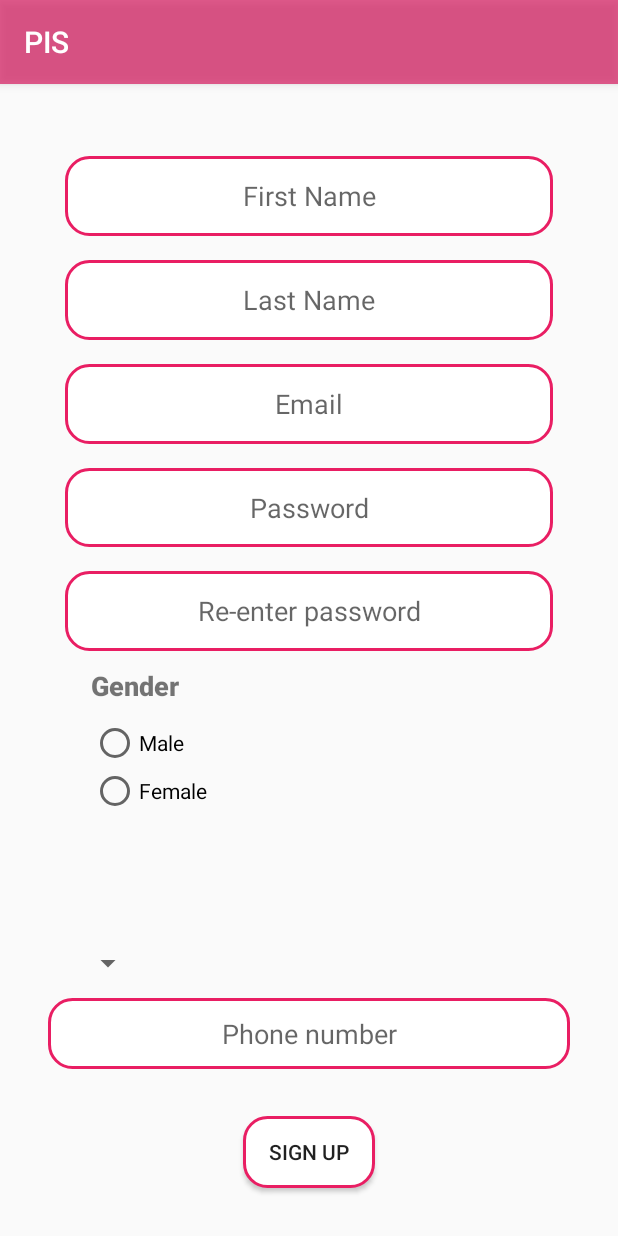
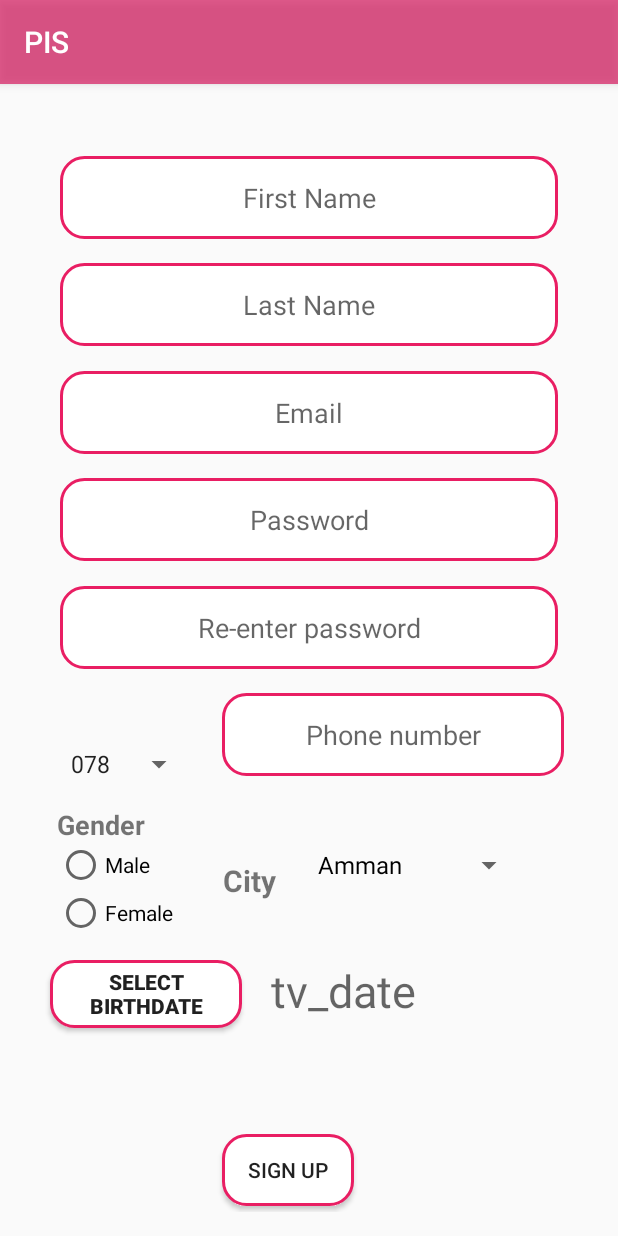
Before and after one commit to hamzahijazi98/PIS, an Android app: the screen it shows after launch (SignUp), after a tap on "SIGN UP", on a phone screen of 412 x 824 dp. Run offline under Robolectric (Android 15) with nearby library versions, the phone set to English and light mode, and no system bars; our stand-ins replace Firebase (no records; nobody signed in at launch, a user with empty details on screens opened directly).

Commit message:
yousef sign up
valid check  2/19 5:15

```diff
--- a/app/src/main/java/com/uni/pis/SignUp.kt
+++ b/app/src/main/java/com/uni/pis/SignUp.kt
@@ -1,51 +1,85 @@
 package com.uni.pis
-
-import android.content.Intent
+import android.app.DatePickerDialog
 import androidx.appcompat.app.AppCompatActivity
 import android.os.Bundle
 import android.widget.*
-import com.google.firebase.auth.FirebaseAuth
-import com.uni.pis.ui.login.LoginActivity
-import androidx.core.app.ComponentActivity
-import androidx.core.app.ComponentActivity.ExtraData
-import androidx.core.content.ContextCompat.getSystemService
-import android.icu.lang.UCharacter.GraphemeClusterBreak.T
 import android.text.TextUtils
 import android.view.View
 import kotlinx.android.synthetic.main.activity_sign_up.*
+import java.util.*
 
 
 class SignUp : AppCompatActivity() {
     private val phone_domain= arrayOf("078","077","079")
+    private val cities= arrayOf("Amman","Az Zarqa","Irbid","Al Karak","Jerash","Ajloun","Ma'an","Tafilah","Madaba","Aqaba","Balqa","Mafraq")
+    //var mFirebaseAuth = FirebaseAuth.getInstance()
 
-    //var mFirebaseAuth = FirebaseAuth.getInstance()
+
     override fun onCreate(savedInstanceState: Bundle?) {
         super.onCreate(savedInstanceState)
         setContentView(R.layout.activity_sign_up)
 
-        /*val username = findViewById<EditText>(R.id.Email)
+
+
+
+        /*Hamzeh
+        val username = findViewById<EditText>(R.id.Email)
         val password = findViewById<EditText>(R.id.password)
         val signup = findViewById<Button>(R.id.signup)
         val loading = findViewById<ProgressBar>(R.id.loading)*/
 
-        //yousef
-        val password = findViewById<EditText>(R.id.password)
-        val comfim_password=findViewById<EditText>(R.id.password1)
-        val fname=findViewById<EditText>(R.id.et_firstname)
-        val lname=findViewById<EditText>(R.id.et_lastname)
-        var phoneno:String
-        var gender:String
+        //Birthdate (yousef )
+        val cal=Calendar.getInstance()
+        val year=cal.get(Calendar.YEAR)
+        val month=cal.get(Calendar.MONTH)
+        val day=cal.get(Calendar.DAY_OF_MONTH )
+
+        //button birth date birthdate
+        btn_birthdate.setOnClickListener{
+            val date_of_birth= DatePickerDialog(this,
+                DatePickerDialog.OnDateSetListener { view, year, month, dayOfMonth ->
+                    tv_date.text=(" "+dayOfMonth+" "+month+" "+ year )  },year,month,day)
+            date_of_birth.show()}
 
 
-        val myAdapterView=ArrayAdapter<String>(this,android.R.layout.simple_spinner_item,phone_domain)
-        spinner_phone.adapter=myAdapterView
+
+        val phone_adapter=ArrayAdapter<String>(this,android.R.layout.simple_spinner_item,phone_domain)
+        spinner_phone.adapter=phone_adapter
+
+        // city code
+        var city=""
+        val city_adapter=ArrayAdapter<String>(this,android.R.layout.simple_spinner_dropdown_item,cities)
+        spinner_city.adapter=city_adapter
+
+        spinner_city.onItemSelectedListener=object:AdapterView.OnItemSelectedListener
+        {
+
+            override fun onItemSelected(parent: AdapterView<*>?, view: View?, position: Int, id: Long) {
+                city=cities[position]
+            }
+
+            override fun onNothingSelected(parent: AdapterView<*>?) {
+
+            }
+        }
+
+
+
+        //yousef
 
 
 
 
+        val first_name:String
+        val lastname:String
+        val email:String
+        var password:String
+        var phonenumber:String
+        var gender:String
+        val date_of_birth:String
 
 
-        signup.setOnClickListener {
+        btn_signup.setOnClickListener {
            // var username1=username.text.toString().trim()
            //var password1=password.text.toString().trim()
 
@@ -64,38 +98,38 @@ class SignUp : AppCompatActivity() {
 
 
              //email valid
-             if(TextUtils.isEmpty(Email.text)||!android.util.Patterns.EMAIL_ADDRESS.matcher(Email.getText()).matches())
-                 Email.error="Empty or Invalid Email Address ..."
+             if(TextUtils.isEmpty(et_email.text)||!android.util.Patterns.EMAIL_ADDRESS.matcher(et_email.getText()).matches())
+                 et_email.error="Empty or Invalid Email Address ..."
 
 
              //password valid
-             if(TextUtils.isEmpty(password.text))
-                 password.error="Empty field not allowed ..."
+             if(TextUtils.isEmpty(et_password.text))
+                 et_password.error="Empty field not allowed ..."
 
-             if(TextUtils.isEmpty(password1.text))
-                 password1.error="Empty field not allowed ..."
+             if(TextUtils.isEmpty(et_repassword.text))
+                 et_repassword.error="Empty field not allowed ..."
 
 
-             if(!password.text.toString().equals(comfim_password.text.toString())) {
-                 Toast.makeText(this, "Password do not match ", Toast.LENGTH_LONG).show()
+             if(et_password.text.toString().equals(et_repassword.text.toString())) {
+                 password=et_password.text.toString()
              }
              else{
-                 Toast.makeText(this,"Password Match",Toast.LENGTH_LONG).show()
+                 et_password.error="Password Mismatch"
              }
 
             //phone number valid
-             if(TextUtils.isEmpty(phonenumber.text))
-                 phonenumber.error="Empty field not allowed ... "
+             if(TextUtils.isEmpty(et_phonenumber.text))
+                 et_phonenumber.error="Empty field not allowed ... "
 
-             if(phonenumber.length()!=7)
-                 phonenumber.error="Invalid phone number ..."
+             if(et_phonenumber.length()!=7)
+                 et_phonenumber.error="Invalid phone number ..."
 
 
 
              spinner_phone.onItemSelectedListener=object :AdapterView.OnItemSelectedListener
              {
                  override fun onItemSelected(parent: AdapterView<*>?, view: View?, position: Int, id: Long) {
-                     phoneno=phone_domain[position]+phonenumber.text.toString()
+                     phonenumber=phone_domain[position]+et_phonenumber.text.toString()
                  }
 
                  override fun onNothingSelected(parent: AdapterView<*>?) {
@@ -103,24 +137,11 @@ class SignUp : AppCompatActivity() {
                  }
              }
 
-
-
-            //gender check
             //gender check
             if(RB_male.isChecked)
                 gender="male"
             else
                 gender="female"
-
-
-
-
-
-
-
-
-
-
 
 
 
--- a/app/src/main/java/com/uni/pis/WelcomePage.kt
+++ b/app/src/main/java/com/uni/pis/WelcomePage.kt
@@ -2,7 +2,6 @@ package com.uni.pis
 
 import android.content.Intent
 import android.os.Bundle
-import android.view.View
 import android.widget.Button
 import android.widget.EditText
 import android.widget.ProgressBar
@@ -22,7 +21,7 @@ class WelcomePage : AppCompatActivity()    {
 
 
         val username = findViewById<EditText>(R.id.username)
-        val password = findViewById<EditText>(R.id.password)
+        val password = findViewById<EditText>(R.id.et_password)
         val login = findViewById<Button>(R.id.login)
         val loading = findViewById<ProgressBar>(R.id.loading)
         login.isEnabled = true
--- a/app/src/main/java/com/uni/pis/ui/login/LoginActivity.kt
+++ b/app/src/main/java/com/uni/pis/ui/login/LoginActivity.kt
@@ -14,13 +14,10 @@ import android.text.TextWatcher
 import android.view.View
 import android.view.inputmethod.EditorInfo
 import android.widget.*
-import com.google.firebase.auth.FirebaseAuth
 import com.uni.pis.MainActivity
 
 import com.uni.pis.R
 import com.uni.pis.SignUp
-import kotlinx.android.synthetic.main.activity_login.*
-import kotlinx.android.synthetic.main.activity_login.view.*
 
 class LoginActivity : AppCompatActivity() {
 
@@ -36,10 +33,10 @@ class LoginActivity : AppCompatActivity() {
 
 
         val username = findViewById<EditText>(R.id.username)
-        val password = findViewById<EditText>(R.id.password)
+        val password = findViewById<EditText>(R.id.et_password)
         val login = findViewById<Button>(R.id.login)
         val loading = findViewById<ProgressBar>(R.id.loading)
-        val signup = findViewById<Button>(R.id.signup)
+        val signup = findViewById<Button>(R.id.btn_signup)
         val tv_recovery=findViewById<TextView>(R.id.tv_forgetPassword)
         val  cb_rememberme=findViewById<CheckBox>(R.id.cb_rememberme)
 
--- a/app/src/main/res/layout/activity_login.xml
+++ b/app/src/main/res/layout/activity_login.xml
@@ -45,7 +45,7 @@
         app:layout_constraintTop_toTopOf="parent" />
 
     <EditText
-        android:id="@+id/password"
+        android:id="@+id/et_password"
         android:layout_width="0dp"
         android:layout_height="45dp"
         android:layout_marginStart="16dp"
@@ -82,7 +82,7 @@
         app:layout_constraintStart_toStartOf="parent" />
 
     <Button
-        android:id="@+id/signup"
+        android:id="@+id/btn_signup"
         android:layout_width="0dp"
         android:layout_height="wrap_content"
         android:layout_gravity="start"
@@ -121,7 +121,7 @@
         android:background="@drawable/roundedbutton"
         android:padding="10dp"
         android:text="Forget Password?"
-        app:layout_constraintBottom_toTopOf="@+id/signup"
+        app:layout_constraintBottom_toTopOf="@+id/btn_signup"
         app:layout_constraintEnd_toEndOf="parent"
         app:layout_constraintTop_toBottomOf="@+id/username"
         app:layout_constraintVertical_bias="0.0" />
@@ -135,8 +135,8 @@
         android:background="@drawable/roundedbutton"
         android:padding="10dp"
         android:text="Remember Me "
-        app:layout_constraintStart_toStartOf="@+id/password"
-        app:layout_constraintTop_toBottomOf="@+id/password" />
+        app:layout_constraintStart_toStartOf="@+id/et_password"
+        app:layout_constraintTop_toBottomOf="@+id/et_password" />
 
 
 </androidx.constraintlayout.widget.ConstraintLayout>
--- a/app/src/main/res/layout/activity_sign_up.xml
+++ b/app/src/main/res/layout/activity_sign_up.xml
@@ -14,17 +14,16 @@
     <EditText
         android:id="@+id/et_lastname"
         android:layout_width="0dp"
-        android:layout_height="0dp"
-        android:layout_marginBottom="16dp"
+        android:layout_height="55dp"
+        android:layout_marginTop="103dp"
         android:background="@drawable/roundedbutton"
         android:hint="@string/last_name"
         android:inputType="textEmailAddress"
         android:selectAllOnFocus="true"
         android:textAlignment="center"
-        app:layout_constraintBottom_toTopOf="@+id/Email"
-        app:layout_constraintEnd_toEndOf="@+id/Email"
-        app:layout_constraintStart_toStartOf="@+id/Email"
-        app:layout_constraintTop_toBottomOf="@+id/et_firstname" />
+        app:layout_constraintEnd_toEndOf="@+id/et_email"
+        app:layout_constraintStart_toStartOf="@+id/et_email"
+        app:layout_constraintTop_toTopOf="parent" />
 
     <EditText
         android:id="@+id/et_firstname"
@@ -40,45 +39,48 @@
         android:textAlignment="center"
         app:layout_constraintBottom_toTopOf="@+id/et_lastname"
         app:layout_constraintEnd_toEndOf="@+id/et_lastname"
-        app:layout_constraintHorizontal_bias="0.0"
         app:layout_constraintStart_toStartOf="@+id/et_lastname"
         app:layout_constraintTop_toTopOf="parent" />
 
     <EditText
-        android:id="@+id/phonenumber"
-        android:layout_width="348dp"
-        android:layout_height="47dp"
-        android:layout_marginEnd="16dp"
-        android:layout_marginBottom="92dp"
+        android:id="@+id/et_phonenumber"
+        android:layout_width="0dp"
+        android:layout_height="55dp"
+        android:layout_marginTop="5dp"
+        android:layout_marginEnd="20dp"
+        android:layout_marginBottom="3dp"
         android:background="@drawable/roundedbutton"
         android:hint="@string/phone"
         android:inputType="textEmailAddress"
         android:selectAllOnFocus="true"
         android:textAlignment="center"
-        app:layout_constraintBottom_toBottomOf="parent"
+        app:layout_constraintBottom_toBottomOf="@+id/spinner_phone"
         app:layout_constraintEnd_toEndOf="parent"
-        app:layout_constraintTop_toBottomOf="@+id/tv_gender" />
+        app:layout_constraintStart_toEndOf="@+id/spinner_phone"
+        app:layout_constraintTop_toTopOf="@+id/loading" />
 
     <EditText
-        android:id="@+id/Email"
+        android:id="@+id/et_email"
         android:layout_width="0dp"
-        android:layout_height="0dp"
-        android:layout_marginBottom="16dp"
+        android:layout_height="55dp"
+        android:layout_marginTop="71dp"
+        android:layout_marginBottom="71dp"
         android:background="@drawable/roundedbutton"
         android:hint="@string/prompt_email"
         android:inputType="textEmailAddress"
         android:selectAllOnFocus="true"
         android:textAlignment="center"
-        app:layout_constraintBottom_toTopOf="@+id/password"
-        app:layout_constraintEnd_toEndOf="@+id/password"
-        app:layout_constraintStart_toStartOf="@+id/password"
-        app:layout_constraintTop_toBottomOf="@+id/et_lastname" />
+        app:layout_constraintBottom_toBottomOf="@+id/et_password"
+        app:layout_constraintEnd_toEndOf="@+id/et_password"
+        app:layout_constraintStart_toStartOf="@+id/et_password"
+        app:layout_constraintTop_toTopOf="@+id/et_lastname" />
 
     <EditText
-        android:id="@+id/password"
+        android:id="@+id/et_password"
         android:layout_width="0dp"
-        android:layout_height="0dp"
-        android:layout_marginBottom="16dp"
+        android:layout_height="55dp"
+        android:layout_marginTop="142dp"
+        android:layout_marginBottom="142dp"
         android:background="@drawable/roundedbutton"
         android:hint="@string/prompt_password"
         android:imeActionLabel="@string/action_sign_in_short"
@@ -86,19 +88,19 @@
         android:inputType="textPassword"
         android:selectAllOnFocus="true"
         android:textAlignment="center"
-        app:layout_constraintBottom_toTopOf="@+id/password1"
-        app:layout_constraintEnd_toEndOf="@+id/password1"
-        app:layout_constraintHorizontal_bias="0.0"
-        app:layout_constraintStart_toStartOf="@+id/password1"
-        app:layout_constraintTop_toBottomOf="@+id/Email" />
+        app:layout_constraintBottom_toBottomOf="@+id/et_phonenumber"
+        app:layout_constraintEnd_toEndOf="@+id/et_repassword"
+        app:layout_constraintStart_toStartOf="@+id/et_repassword"
+        app:layout_constraintTop_toTopOf="@+id/et_lastname" />
 
     <EditText
-        android:id="@+id/password1"
+        android:id="@+id/et_repassword"
         android:layout_width="0dp"
-        android:layout_height="0dp"
-        android:layout_marginStart="27dp"
-        android:layout_marginEnd="27dp"
-        android:layout_marginBottom="45dp"
+        android:layout_height="55dp"
+        android:layout_marginStart="24dp"
+        android:layout_marginTop="71dp"
+        android:layout_marginEnd="24dp"
+        android:layout_marginBottom="71dp"
         android:background="@drawable/roundedbutton"
         android:hint="@string/repassword"
         android:imeActionLabel="@string/action_sign_in_short"
@@ -106,48 +108,59 @@
         android:inputType="textPassword"
         android:selectAllOnFocus="true"
         android:textAlignment="center"
-        app:layout_constraintBottom_toTopOf="@+id/RG_gender"
+        app:layout_constraintBottom_toBottomOf="@+id/et_phonenumber"
         app:layout_constraintEnd_toEndOf="parent"
         app:layout_constraintStart_toStartOf="parent"
-        app:layout_constraintTop_toBottomOf="@+id/password" />
+        app:layout_constraintTop_toTopOf="@+id/et_password" />
 
     <Button
-        android:id="@+id/signup"
+        android:id="@+id/btn_signup"
         android:layout_width="wrap_content"
         android:layout_height="wrap_content"
         android:layout_gravity="start"
-        android:layout_marginBottom="14dp"
+        android:layout_marginStart="132dp"
+        android:layout_marginBottom="4dp"
         android:background="@drawable/roundedbutton"
         android:text="@string/action_sign_up"
         app:layout_constraintBottom_toBottomOf="parent"
-        app:layout_constraintEnd_toEndOf="@+id/phonenumber"
-        app:layout_constraintStart_toStartOf="@+id/phonenumber"
-        app:layout_constraintTop_toBottomOf="@+id/phonenumber"
-        app:layout_constraintVertical_bias="0.944" />
+        app:layout_constraintStart_toStartOf="parent" />
+
+    <Button
+        android:id="@+id/btn_birthdate"
+        android:layout_width="0dp"
+        android:layout_height="0dp"
+        android:layout_gravity="start"
+        android:layout_marginStart="17dp"
+        android:layout_marginEnd="19dp"
+        android:background="@drawable/roundedbutton"
+        android:text="@string/btn_birthdate"
+        android:textStyle="bold"
+        app:layout_constraintBottom_toBottomOf="@+id/tv_date"
+        app:layout_constraintEnd_toStartOf="@+id/tv_date"
+        app:layout_constraintStart_toStartOf="parent"
+        app:layout_constraintTop_toTopOf="@+id/tv_date"
+        tools:text="birthdate" />
 
     <ProgressBar
         android:id="@+id/loading"
         android:layout_width="wrap_content"
         android:layout_height="wrap_content"
         android:layout_gravity="center"
-        android:layout_marginTop="9dp"
+        android:layout_marginStart="16dp"
+        android:layout_marginTop="350dp"
+        android:layout_marginBottom="349dp"
         android:visibility="gone"
-        app:layout_constraintEnd_toEndOf="parent"
+        app:layout_constraintBottom_toBottomOf="parent"
         app:layout_constraintStart_toEndOf="parent"
-        app:layout_constraintTop_toBottomOf="@+id/password1" />
+        app:layout_constraintTop_toTopOf="@+id/et_firstname" />
 
     <RadioGroup
         android:id="@+id/RG_gender"
-        android:layout_width="144dp"
-        android:layout_height="72dp"
-        android:layout_marginStart="44dp"
-        android:layout_marginEnd="45dp"
-        android:layout_marginBottom="114dp"
-        app:layout_constraintBottom_toTopOf="@+id/phonenumber"
-        app:layout_constraintEnd_toEndOf="@+id/signup"
-        app:layout_constraintHorizontal_bias="0.72"
-        app:layout_constraintStart_toStartOf="parent"
-        app:layout_constraintTop_toBottomOf="@+id/password1">
+        android:layout_width="wrap_content"
+        android:layout_height="wrap_content"
+        android:layout_marginTop="23dp"
+        app:layout_constraintStart_toStartOf="@+id/tv_gender"
+        app:layout_constraintTop_toTopOf="@+id/tv_gender">
 
         <RadioButton
             android:id="@+id/RB_male"
@@ -161,30 +174,71 @@
             android:layout_width="match_parent"
             android:layout_height="wrap_content"
             android:text="@string/RB_female" />
+
     </RadioGroup>
 
     <TextView
         android:id="@+id/tv_gender"
         android:layout_width="wrap_content"
         android:layout_height="wrap_content"
-        android:layout_marginTop="372dp"
-        android:layout_marginBottom="194dp"
-        android:fontFamily="sans-serif-medium"
-        android:includeFontPadding="false"
-        android:text="Gender "
+        android:layout_marginStart="22dp"
+        android:layout_marginEnd="107dp"
+        android:layout_marginBottom="246dp"
+        android:fontFamily="sans-serif"
+        android:text="@string/gender"
         android:textSize="18sp"
         android:textStyle="bold"
-        app:layout_constraintBottom_toTopOf="@+id/phonenumber"
-        app:layout_constraintStart_toStartOf="@+id/RG_gender"
-        app:layout_constraintTop_toTopOf="parent" />
+        app:layout_constraintBottom_toBottomOf="parent"
+        app:layout_constraintEnd_toStartOf="@+id/spinner_city"
+        app:layout_constraintStart_toStartOf="parent" />
 
     <Spinner
         android:id="@+id/spinner_phone"
-        android:layout_width="52dp"
-        android:layout_height="43dp"
-        android:layout_marginStart="28dp"
-        android:layout_marginBottom="144dp"
-        app:layout_constraintBottom_toBottomOf="parent"
+        android:layout_width="wrap_content"
+        android:layout_height="wrap_content"
+        android:layout_marginStart="23dp"
+        android:layout_marginEnd="18dp"
+        android:layout_marginBottom="16dp"
+        app:layout_constraintBottom_toTopOf="@+id/tv_gender"
+        app:layout_constraintEnd_toStartOf="@+id/et_phonenumber"
         app:layout_constraintStart_toStartOf="parent" />
 
+    <TextView
+        android:id="@+id/tv_date"
+        android:layout_width="0dp"
+        android:layout_height="45dp"
+        android:layout_marginTop="122dp"
+        android:layout_marginEnd="87dp"
+        android:layout_marginBottom="122dp"
+        android:hint="@string/tv_date"
+        android:textSize="30sp"
+        app:layout_constraintBottom_toBottomOf="parent"
+        app:layout_constraintEnd_toEndOf="parent"
+        app:layout_constraintStart_toEndOf="@+id/btn_birthdate"
+        app:layout_constraintTop_toBottomOf="@+id/et_phonenumber" />
+
+    <TextView
+        android:id="@+id/tv_city"
+        android:layout_width="wrap_content"
+        android:layout_height="wrap_content"
+        android:layout_marginEnd="20dp"
+        android:text="@string/city"
+        android:textSize="20sp"
+        android:textStyle="bold"
+        app:layout_constraintBottom_toBottomOf="@+id/spinner_city"
+        app:layout_constraintEnd_toStartOf="@+id/spinner_city" />
+
+    <Spinner
+        android:id="@+id/spinner_city"
+        android:layout_width="0dp"
+        android:layout_height="48dp"
+        android:layout_marginTop="35dp"
+        android:layout_marginEnd="46dp"
+        android:layout_marginBottom="39dp"
+        app:layout_constraintBottom_toTopOf="@+id/tv_date"
+        app:layout_constraintEnd_toEndOf="parent"
+        app:layout_constraintStart_toEndOf="@+id/tv_gender"
+        app:layout_constraintTop_toBottomOf="@+id/et_phonenumber"
+        app:layout_constraintVertical_bias="0.0" />
+
 </androidx.constraintlayout.widget.ConstraintLayout>
--- a/app/src/main/res/layout/welcome_page.xml
+++ b/app/src/main/res/layout/welcome_page.xml
@@ -43,7 +43,7 @@
         app:layout_constraintTop_toTopOf="parent" />
 
     <EditText
-        android:id="@+id/password"
+        android:id="@+id/et_password"
         android:layout_width="0dp"
         android:layout_height="wrap_content"
         android:layout_marginStart="24dp"
@@ -73,7 +73,7 @@
         app:layout_constraintBottom_toBottomOf="parent"
         app:layout_constraintEnd_toEndOf="parent"
         app:layout_constraintStart_toStartOf="parent"
-        app:layout_constraintTop_toBottomOf="@+id/password"
+        app:layout_constraintTop_toBottomOf="@+id/et_password"
         app:layout_constraintVertical_bias="0.2" />
 
     <ProgressBar
@@ -87,8 +87,8 @@
         android:layout_marginBottom="64dp"
         android:visibility="gone"
         app:layout_constraintBottom_toBottomOf="parent"
-        app:layout_constraintEnd_toEndOf="@+id/password"
-        app:layout_constraintStart_toStartOf="@+id/password"
+        app:layout_constraintEnd_toEndOf="@+id/et_password"
+        app:layout_constraintStart_toStartOf="@+id/et_password"
         app:layout_constraintTop_toTopOf="parent"
         app:layout_constraintVertical_bias="0.3" />
 
--- a/app/src/main/res/values/strings.xml
+++ b/app/src/main/res/values/strings.xml
@@ -12,7 +12,6 @@
     <string name="login_failed">"Login failed"</string>
     <string name="first_name">"First Name"</string>
     <string name="last_name">"Last Name"</string>
-    <string name="city">"city"</string>
     <string name="phone">"Phone number"</string>
     <string name="password">"password"</string>
     <string name="repassword">"Re-enter password"</string>
@@ -20,4 +19,9 @@
     <string name="RB_female">"Female"</string>
     <string name="btn_recovery">"send recovery E-mail"</string>
     <string name="tv_gender">"Gender"</string>
+    <string name="btn_birthdate">"Select BirthDate"</string>
+    <string name="textview">TextView</string>
+    <string name="gender">Gender</string>
+    <string name="tv_date">tv_date</string>
+    <string name="city">City</string>
 </resources>
```
